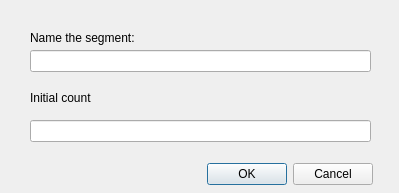
EL-BID/red_basica, file name_segment_dialog_base.ui: the form before one commit.
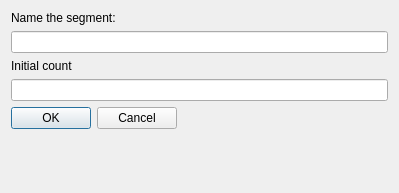
The form after the commit.

Commit message: Formatting widgets

Patch:
```diff
--- a/name_segment_dialog_base.ui
+++ b/name_segment_dialog_base.ui
@@ -13,65 +13,35 @@
   <property name="windowTitle">
    <string>saniBID RedBasica</string>
   </property>
+  <layout class="QFormLayout" name="formLayout">
+   <item row="0" column="0">
   <widget class="QLabel" name="label">
-   <property name="geometry">
-    <rect>
-     <x>30</x>
-     <y>30</y>
-     <width>181</width>
-     <height>16</height>
-    </rect>
-   </property>
    <property name="text">
     <string>Name the segment:</string>
    </property>
   </widget>
-  <widget class="QLineEdit" name="txtSegmentName">
-   <property name="geometry">
-    <rect>
-     <x>30</x>
-     <y>50</y>
-     <width>341</width>
-     <height>22</height>
-    </rect>
-   </property>
-  </widget>
+   </item>
+   <item row="2" column="0">
   <widget class="QLabel" name="label_2">
-   <property name="geometry">
-    <rect>
-     <x>30</x>
-     <y>90</y>
-     <width>181</width>
-     <height>16</height>
-    </rect>
-   </property>
    <property name="text">
     <string>Initial count</string>
    </property>
   </widget>
-  <widget class="QLineEdit" name="txtInitialCount">
-   <property name="geometry">
-    <rect>
-     <x>30</x>
-     <y>120</y>
-     <width>341</width>
-     <height>22</height>
-    </rect>
-   </property>
-  </widget>
+   </item>
+   <item row="4" column="0">
   <widget class="QDialogButtonBox" name="buttonBox">
-   <property name="geometry">
-    <rect>
-     <x>180</x>
-     <y>160</y>
-     <width>193</width>
-     <height>28</height>
-    </rect>
-   </property>
    <property name="standardButtons">
     <set>QDialogButtonBox::Cancel|QDialogButtonBox::Ok</set>
    </property>
   </widget>
+   </item>
+   <item row="1" column="0" colspan="2">
+    <widget class="QLineEdit" name="txtSegmentName"/>
+   </item>
+   <item row="3" column="0" colspan="2">
+    <widget class="QLineEdit" name="txtInitialCount"/>
+   </item>
+  </layout>
  </widget>
  <resources/>
  <connections/>
```
Lines whose indentation alone changed are shown as unchanged. The commit also changes 5 other files.
